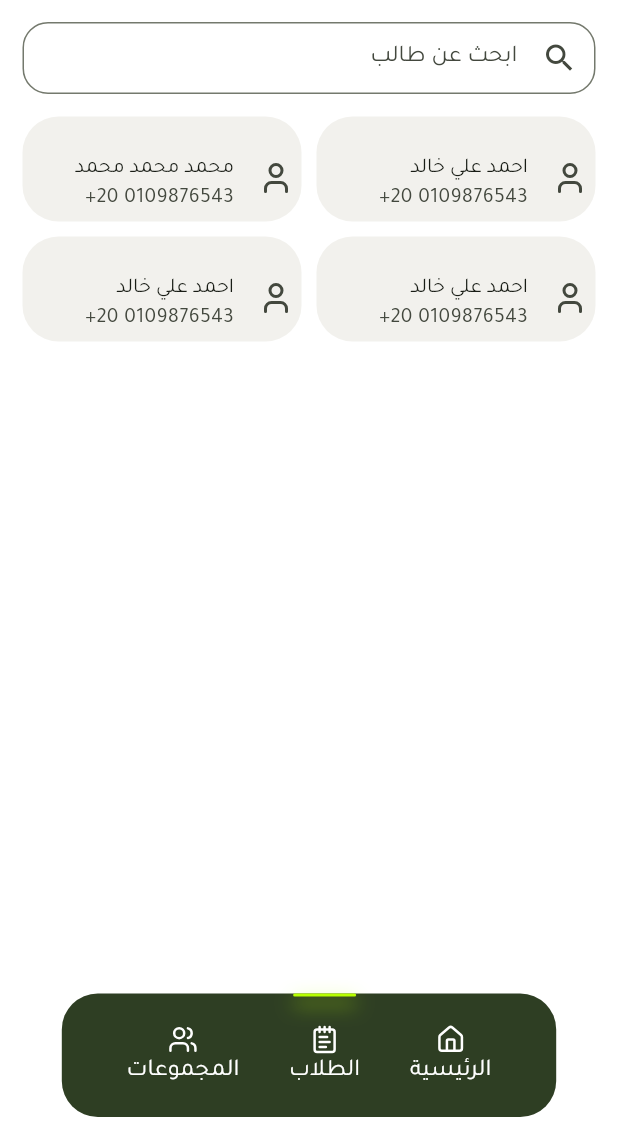
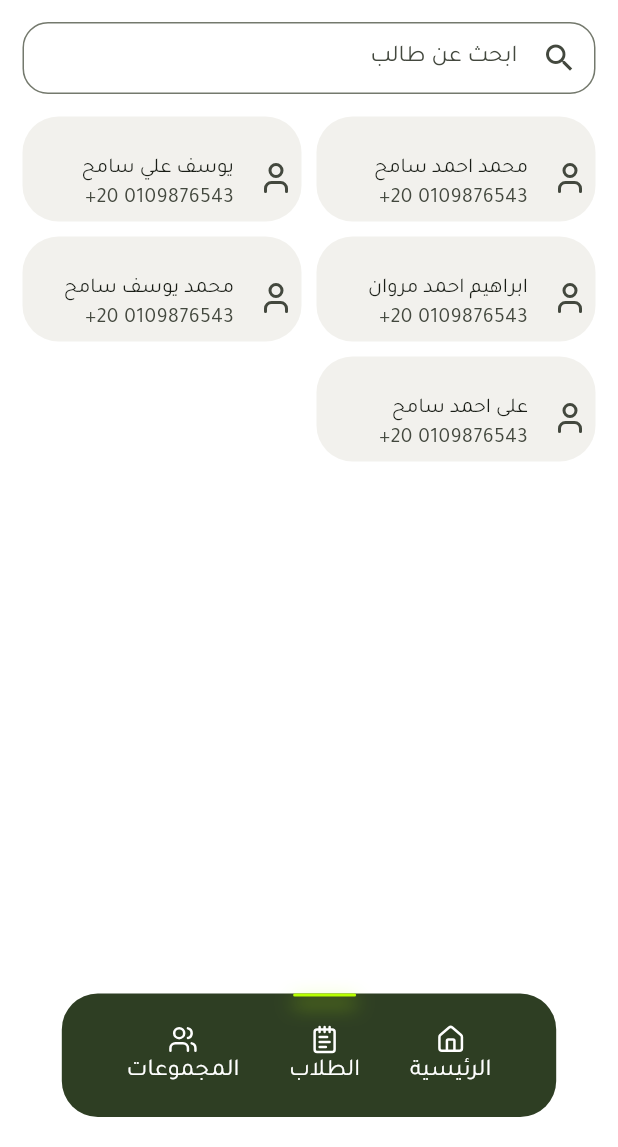
Before and after one commit to iskepr/Tollabi, a Flutter app: the UserNavBarScaffold screen opened directly, after a tap on "الطلاب", on a phone screen of 412 x 824 dp, the part 89-1236 px from its top. Run offline on Flutter 3.47's test engine with Material 3 defaults, Android fonts, the light colour scheme and no system bars; our stand-ins replace lucide_icons_flutter, sqflite; accounts and stored records are empty.

Commit message:
تنظيفات

```diff
--- a/lib/core/Data/all.dart
+++ b/lib/core/Data/all.dart
@@ -1,47 +1,103 @@
-abstract class AppData {
-  static final List<Map<String, dynamic>> students = [
-    {"id": 1, "name": "احمد علي خالد", "phone": "+20 0109876543", "groupID": 1},
-    {
-      "id": 2,
-      "name": "محمد محمد محمد",
-      "phone": "+20 0109876543",
-      "groupID": 1,
-    },
-    {"id": 3, "name": "احمد علي خالد", "phone": "+20 0109876543", "groupID": 1},
-    {"id": 4, "name": "احمد علي خالد", "phone": "+20 0109876543", "groupID": 2},
+import 'package:abo_sadah/core/Data/typs.dart';
+import 'package:flutter/material.dart';
+
+class AppData extends ChangeNotifier {
+  static final List<StudentsEntity> students = [
+    StudentsEntity(
+      id: 1,
+      name: "محمد احمد سامح",
+      phone: "+20 0109876543",
+      groupId: 1,
+    ),
+    StudentsEntity(
+      id: 2,
+      name: "يوسف علي سامح",
+      phone: "+20 0109876543",
+      groupId: 2,
+    ),
+    StudentsEntity(
+      id: 3,
+      name: "ابراهيم احمد مروان",
+      phone: "+20 0109876543",
+      groupId: 1,
+    ),
+    StudentsEntity(
+      id: 4,
+      name: "محمد يوسف سامح",
+      phone: "+20 0109876543",
+      groupId: 2,
+    ),
+    StudentsEntity(
+      id: 5,
+      name: "على احمد سامح",
+      phone: "+20 0109876543",
+      groupId: 3,
+    ),
   ];
 
-  static final List<Map<String, dynamic>> groups = [
-    {"id": 1, "name": "مجموعة 1", "time": "05:07", "days": "السبت - الثلاثاء"},
-    {"id": 2, "name": "مجموعة 2", "time": "05:07", "days": "السبت - الثلاثاء"},
-    {"id": 3, "name": "مجموعة 3", "time": "05:07", "days": "السبت - الثلاثاء"},
-    {"id": 4, "name": "مجموعة 4", "time": "05:07", "days": "السبت - الثلاثاء"},
+  static final List<GroupsEntity> groups = [
+    GroupsEntity(
+      id: 1,
+      day1: "السبت",
+      day2: "الثلاثاء",
+      from: 2.30,
+      to: 4.30,
+      price: 50,
+      grade: 5,
+    ),
+    GroupsEntity(
+      id: 2,
+      day1: "السبت",
+      day2: "الثلاثاء",
+      from: 3,
+      to: 5,
+      price: 50,
+      grade: 5,
+    ),
+    GroupsEntity(
+      id: 3,
+      day1: "السبت",
+      day2: "الثلاثاء",
+      from: 3,
+      to: 5,
+      price: 50,
+      grade: 5,
+    ),
+    GroupsEntity(
+      id: 4,
+      day1: "السبت",
+      day2: "الثلاثاء",
+      from: 3,
+      to: 5,
+      price: 50,
+      grade: 5,
+    ),
   ];
 
-  static final List<Map<String, dynamic>> tasks = [
-    {"id": 1, "title": "Task 1", "score": 10, "time": "17/11/2025"},
-    {"id": 2, "title": "Task 1", "score": 10, "time": "17/11/2025"},
-    {"id": 3, "title": "Task 1", "score": 10, "time": "17/11/2025"},
-    {"id": 4, "title": "Task 1", "score": 10, "time": "17/11/2025"},
-    {"id": 5, "title": "Task 1", "score": 10, "time": "17/11/2025"},
-    {"id": 6, "title": "Task 1", "score": 10, "time": "17/11/2025"},
+  static final List<TasksEntity> tasks = [
+    TasksEntity(id: 1, title: "Task 1", score: 5, time: DateTime(2023, 1, 1)),
+    TasksEntity(id: 2, title: "Task 1", score: 3, time: DateTime(2023, 1, 1)),
+    TasksEntity(id: 3, title: "Task 1", score: 10, time: DateTime(2023, 1, 1)),
+    TasksEntity(id: 4, title: "Task 1", score: 2, time: DateTime(2023, 1, 1)),
+    TasksEntity(id: 5, title: "Task 1", score: 7, time: DateTime(2023, 1, 1)),
+    TasksEntity(id: 6, title: "Task 1", score: 9, time: DateTime(2023, 1, 1)),
   ];
 
-  static final List<Map<String, dynamic>> analysisData = [
-    {"title": "إيرادات الشهر الماضي", "value": "20"},
-    {"title": "إيرادات الشهر الحالي", "value": "50"},
-    {"title": "إيرادات اليوم", "value": "30"},
+  static final List<AnalysisEntity> analysisData = [
+    AnalysisEntity(title: "إيرادات الشهر الماضي", value: 200),
+    AnalysisEntity(title: "إيرادات الشهر الحالي", value: 1220),
+    AnalysisEntity(title: "إيرادات اليوم", value: 433),
 
-    {"title": "مصروفات الشهر الماضي", "value": "30"},
-    {"title": "مصروفات الشهر الحالي", "value": "30"},
-    {"title": "مصروفات اليوم", "value": "30"},
+    AnalysisEntity(title: "مصروفات الشهر الماضي", value: 20),
+    AnalysisEntity(title: "مصروفات الشهر الحالي", value: 20),
+    AnalysisEntity(title: "مصروفات اليوم", value: 20),
 
-    {"title": "صافي الشهر الماضي", "value": "30"},
-    {"title": "صافي الشهر الحالي", "value": "30"},
-    {"title": "صافي اليوم", "value": "30"},
+    AnalysisEntity(title: "صافي الشهر الماضي", value: 20),
+    AnalysisEntity(title: "صافي الشهر الحالي", value: 20),
+    AnalysisEntity(title: "صافي اليوم", value: 20),
 
-    {"title": "المجموعات", "value": "30"},
-    {"title": "المشرفين", "value": "30"},
-    {"title": "الطلاب", "value": "30"},
+    AnalysisEntity(title: "المجموعات", value: 20),
+    AnalysisEntity(title: "المشرفين", value: 20),
+    AnalysisEntity(title: "الطلاب", value: 20),
   ];
 }
--- /dev/null
+++ b/lib/core/Data/typs.dart
@@ -0,0 +1,57 @@
+class StudentsEntity {
+  int id;
+  String name;
+  String phone;
+  int? groupId;
+
+  StudentsEntity({
+    required this.id,
+    required this.name,
+    required this.phone,
+    this.groupId,
+  });
+}
+
+class GroupsEntity {
+  int id;
+  String day1;
+  String day2;
+  double from;
+  double to;
+  double price;
+  double grade;
+
+  List<StudentsEntity>? students;
+
+  GroupsEntity({
+    required this.id,
+    required this.day1,
+    required this.day2,
+    required this.from,
+    required this.to,
+    required this.price,
+    required this.grade,
+    this.students,
+  });
+}
+
+class TasksEntity {
+  int id;
+  String title;
+  int score;
+  DateTime time;
+
+  TasksEntity({
+    required this.id,
+    required this.title,
+    required this.score,
+    required this.time,
+  });
+}
+
+class AnalysisEntity {
+  String title;
+  int value;
+
+  AnalysisEntity({required this.title, required this.value});
+}
--- a/lib/core/Theme/Colors.dart
+++ b/lib/core/Theme/Colors.dart
@@ -1,6 +1,7 @@
 import 'package:flutter/material.dart';
 
 class ThemeColors {
+  static const Color black = Colors.black;
   static const Color primary = Color(0xFF2E3E23);
   static const Color secondary = Color(0xFFC7D6B5);
   static const Color third = Color(0xFF70B01C);
--- a/lib/core/Theme/TextStyles.dart
+++ b/lib/core/Theme/TextStyles.dart
@@ -9,4 +9,10 @@ abstract class TextStyles {
     fontSize: 14,
     color: ThemeColors.third,
   );
+
+  static const TextStyle title = TextStyle(
+    fontSize: 22,
+    fontWeight: FontWeight.bold,
+    color: ThemeColors.black,
+  );
 }
--- a/lib/core/widgets/Groups/add.dart
+++ b/lib/core/widgets/Groups/add.dart
@@ -46,10 +46,6 @@ class _AddGroupState extends State<AddGroup> {
               "إضافة مجموعة جديدة",
               style: TextStyle(fontSize: 20, fontWeight: FontWeight.bold),
             ),
-          ),
-          _fildBuilder(
-            "رقم المجموعة",
-            Input(title: "رقم المجموعة", controller: TextEditingController()),
           ),
 
           _fildBuilder(
--- a/lib/core/widgets/Inputs/Input.dart
+++ b/lib/core/widgets/Inputs/Input.dart
@@ -28,7 +28,7 @@ class Input extends StatelessWidget {
   final String? style;
 
   final List? items;
-  final Function(String?)? onChanged;
+  final Function(String value)? onChanged;
 
   @override
   Widget build(BuildContext context) {
@@ -51,10 +51,14 @@ class Input extends StatelessWidget {
           ? Select(
               items: items!,
               value: value!,
-              onChanged: onChanged!,
+              onChanged: (value) => onChanged,
               decoration: decoration,
             )
-          : TextField(controller: controller, decoration: decoration),
+          : TextField(
+              controller: controller,
+              decoration: decoration,
+              onChanged: onChanged ?? (_) {},
+            ),
     );
   }
 }
--- a/lib/pages/Students/Students.dart
+++ b/lib/pages/Students/Students.dart
@@ -1,4 +1,5 @@
 import 'package:abo_sadah/core/Data/all.dart';
+import 'package:abo_sadah/core/Data/typs.dart';
 import 'package:abo_sadah/core/Theme/Colors.dart';
 import 'package:abo_sadah/core/widgets/Button.dart';
 import 'package:abo_sadah/core/widgets/Grid.dart';
@@ -16,7 +17,8 @@ class Students extends StatefulWidget {
 }
 
 class _StudentsState extends State<Students> {
-  List<Map<String, dynamic>> students = AppData.students;
+  List<StudentsEntity> students = AppData.students;
+  TextEditingController search = TextEditingController();
   @override
   Widget build(BuildContext context) {
     return Column(
@@ -45,7 +47,12 @@ class _StudentsState extends State<Students> {
           title: "ابحث عن طالب",
           style: "border",
           prefixIcon: Icons.search,
-          controller: TextEditingController(),
+          controller: search,
+          onChanged: (value) => setState(() {
+            students = AppData.students
+                .where((stud) => stud.name.contains(value))
+                .toList();
+          }),
         ),
         SizedBox(height: 10),
         MyGrid(
@@ -69,11 +76,11 @@ class _StudentsState extends State<Students> {
               child: ListTile(
                 contentPadding: EdgeInsets.zero,
                 title: Text(
-                  students[index]["name"],
+                  students[index].name,
                   style: TextStyle(fontSize: 14),
                 ),
                 subtitle: Text(
-                  students[index]["phone"],
+                  students[index].phone,
                   textDirection: TextDirection.ltr,
                   textAlign: TextAlign.right,
                   style: TextStyle(fontSize: 14),
--- a/lib/pages/dashboadrd.dart
+++ b/lib/pages/dashboadrd.dart
@@ -1,11 +1,12 @@
 import 'package:abo_sadah/core/Data/all.dart';
+import 'package:abo_sadah/core/Data/typs.dart';
 import 'package:abo_sadah/core/Theme/Colors.dart';
 import 'package:flutter/material.dart';
 
 class Analysis extends StatelessWidget {
   Analysis({super.key});
 
-  final List<Map<String, dynamic>> analysisData = AppData.analysisData;
+  final List<AnalysisEntity> analysisData = AppData.analysisData;
 
   @override
   Widget build(BuildContext context) {
@@ -46,12 +47,9 @@ class Analysis extends StatelessWidget {
                 mainAxisAlignment: MainAxisAlignment.center,
                 crossAxisAlignment: CrossAxisAlignment.center,
                 children: [
+                  Text(analysisData[index].title, textAlign: TextAlign.center),
                   Text(
-                    analysisData[index]["title"],
-                    textAlign: TextAlign.center,
-                  ),
-                  Text(
-                    analysisData[index]["value"],
+                    analysisData[index].value.toString(),
                     style: TextStyle(fontWeight: FontWeight.bold),
                   ),
                 ],
--- a/pubspec.yaml
+++ b/pubspec.yaml
@@ -38,6 +38,7 @@ dependencies:
     flutter_localizations:
         sdk: flutter
     sqflite: ^2.4.2
+    provider: ^6.1.5+1
 
 dev_dependencies:
     flutter_test:
```
Also changed, not shown: lib/core/widgets/Groups/addScore.dart (+6 -6 lines), lib/core/widgets/Students/edit.dart (+15 -34 lines), lib/pages/Groups/Group.dart (+71 -24 lines), lib/pages/Groups/Groups.dart (+12 -8 lines), lib/pages/Students/StudAcount.dart (+19 -13 lines), pubspec.lock.
